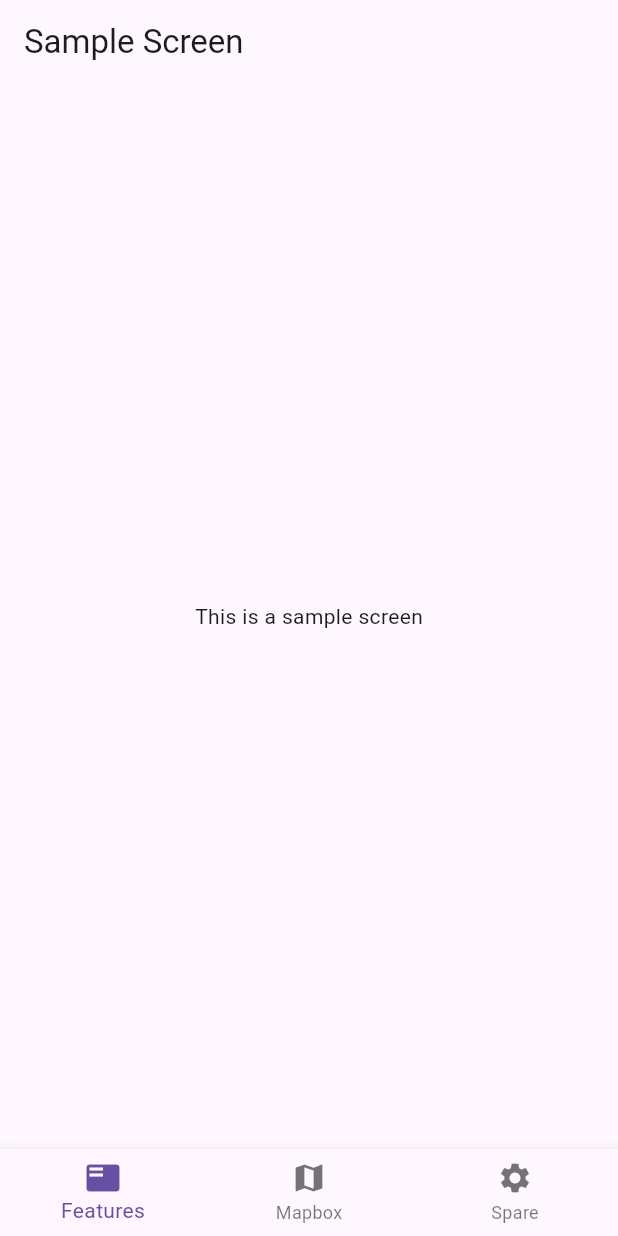
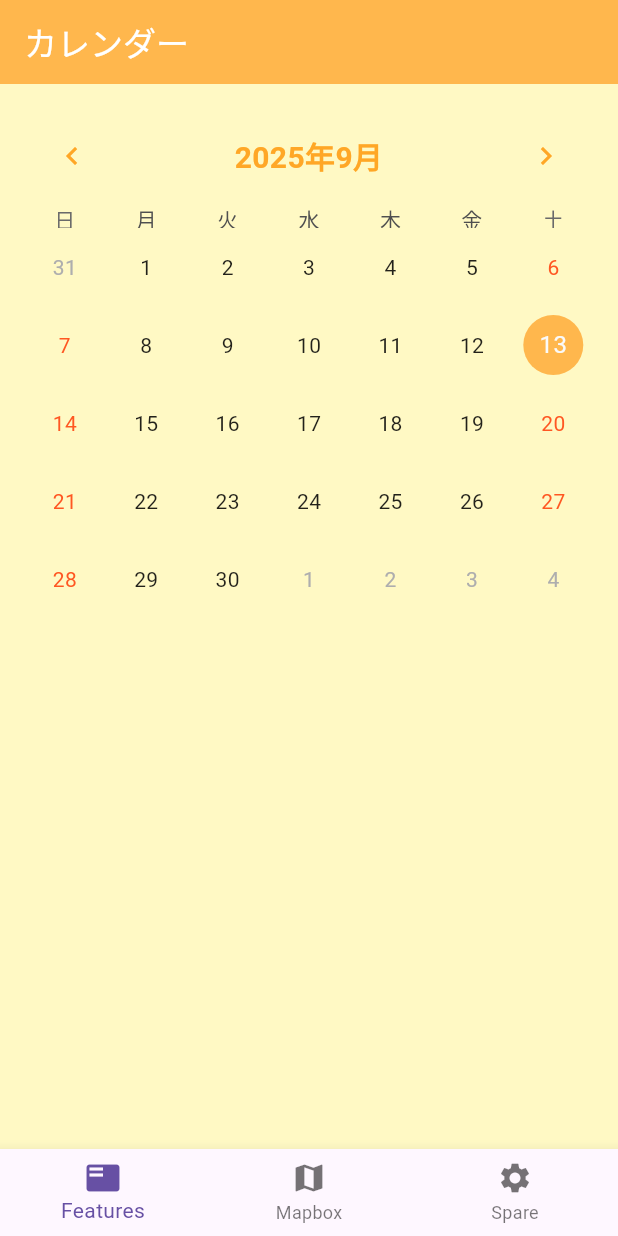
Before and after one commit to yassan16/life-platter, a Flutter app: the screen it shows after launch, on a phone screen of 412 x 824 dp. Run offline on Flutter 3.47's test engine with Material 3 defaults, Android fonts, the phone set to English and light mode, and no system bars; drawn by our look-alikes of table_calendar; our stand-ins replace go_router.

Commit message:
カレンダー画面の仮実装

```diff
--- a/lib/main.dart
+++ b/lib/main.dart
@@ -1,7 +1,10 @@
 import 'package:flutter/material.dart';
+import 'package:intl/date_symbol_data_local.dart';
 import 'package:life_platter/routing.dart';
 
-void main() {
+void main() async {
+  WidgetsFlutterBinding.ensureInitialized();
+  await initializeDateFormatting('ja_JP', null);
   runApp(const MyApp());
 }
 
--- a/lib/sample_screen.dart
+++ b/lib/sample_screen.dart
@@ -1,13 +1,138 @@
 import 'package:flutter/material.dart';
+import 'package:table_calendar/table_calendar.dart';
 
-class SampleScreen extends StatelessWidget {
+class SampleScreen extends StatefulWidget {
   const SampleScreen({super.key});
+
+  @override
+  State<SampleScreen> createState() => _SampleScreenState();
+}
+
+class _SampleScreenState extends State<SampleScreen> {
+  DateTime _focusedDay = DateTime.now();
+  DateTime? _selectedDay;
+  final Map<DateTime, String> _mealNotes = {};
+  final _locale = 'ja_JP';
 
   @override
   Widget build(BuildContext context) {
     return Scaffold(
-      appBar: AppBar(title: const Text('Sample Screen')),
-      body: const Center(child: Text('This is a sample screen')),
+      appBar: AppBar(
+        title: const Text('カレンダー'),
+        backgroundColor: const Color(0xFFFFB74D),
+        foregroundColor: Colors.white,
+        elevation: 0,
+      ),
+      body: Container(
+        color: const Color(0xFFFFF9C4),
+        child: Column(
+          children: [
+            Padding(
+              padding: const EdgeInsets.all(16.0),
+              child: TableCalendar(
+                locale: _locale,
+                firstDay: DateTime.utc(2020, 1, 1),
+                lastDay: DateTime.utc(2030, 12, 31),
+                focusedDay: _focusedDay,
+                selectedDayPredicate: (day) => isSameDay(_selectedDay, day),
+                calendarStyle: const CalendarStyle(
+                  todayDecoration: BoxDecoration(
+                    color: Color(0xFFFFB74D),
+                    shape: BoxShape.circle,
+                  ),
+                  selectedDecoration: BoxDecoration(
+                    color: Color(0xFFFFA726),
+                    shape: BoxShape.circle,
+                  ),
+                  weekendTextStyle: TextStyle(color: Colors.deepOrange),
+                  defaultTextStyle: TextStyle(color: Colors.black87),
+                ),
+                headerStyle: const HeaderStyle(
+                  formatButtonVisible: false,
+                  titleCentered: true,
+                  titleTextStyle: TextStyle(
+                    color: Color(0xFFFFA726),
+                    fontWeight: FontWeight.bold,
+                    fontSize: 20,
+                  ),
+                  leftChevronIcon: Icon(
+                    Icons.chevron_left,
+                    color: Color(0xFFFFA726),
+                  ),
+                  rightChevronIcon: Icon(
+                    Icons.chevron_right,
+                    color: Color(0xFFFFA726),
+                  ),
+                ),
+                onDaySelected: (selectedDay, focusedDay) {
+                  setState(() {
+                    _selectedDay = selectedDay;
+                    _focusedDay = focusedDay;
+                  });
+                  _showMealInputDialog(selectedDay);
+                },
+              ),
+            ),
+            if (_selectedDay != null && _mealNotes[_selectedDay] != null)
+              Padding(
+                padding: const EdgeInsets.symmetric(
+                  horizontal: 16.0,
+                  vertical: 8.0,
+                ),
+                child: Card(
+                  color: const Color(0xFFFFE082),
+                  child: ListTile(
+                    title: Text(
+                      '${_selectedDay!.year}年${_selectedDay!.month}月${_selectedDay!.day}日 の料理',
+                      style: const TextStyle(fontWeight: FontWeight.bold),
+                    ),
+                    subtitle: Text(_mealNotes[_selectedDay] ?? ''),
+                  ),
+                ),
+              ),
+          ],
+        ),
+      ),
+    );
+  }
+
+  void _showMealInputDialog(DateTime day) {
+    final controller = TextEditingController(text: _mealNotes[day] ?? '');
+    showDialog(
+      context: context,
+      builder: (context) {
+        return AlertDialog(
+          backgroundColor: const Color(0xFFFFF9C4),
+          title: Text('${day.year}年${day.month}月${day.day}日の料理内容'),
+          content: TextField(
+            controller: controller,
+            decoration: const InputDecoration(
+              labelText: '料理内容を入力してください',
+              border: OutlineInputBorder(),
+            ),
+            maxLines: 3,
+          ),
+          actions: [
+            TextButton(
+              child: const Text('キャンセル'),
+              onPressed: () => Navigator.of(context).pop(),
+            ),
+            ElevatedButton(
+              style: ElevatedButton.styleFrom(
+                backgroundColor: const Color(0xFFFFB74D),
+                foregroundColor: Colors.white,
+              ),
+              child: const Text('保存'),
+              onPressed: () {
+                setState(() {
+                  _mealNotes[day] = controller.text;
+                });
+                Navigator.of(context).pop();
+              },
+            ),
+          ],
+        );
+      },
     );
   }
 }
```
